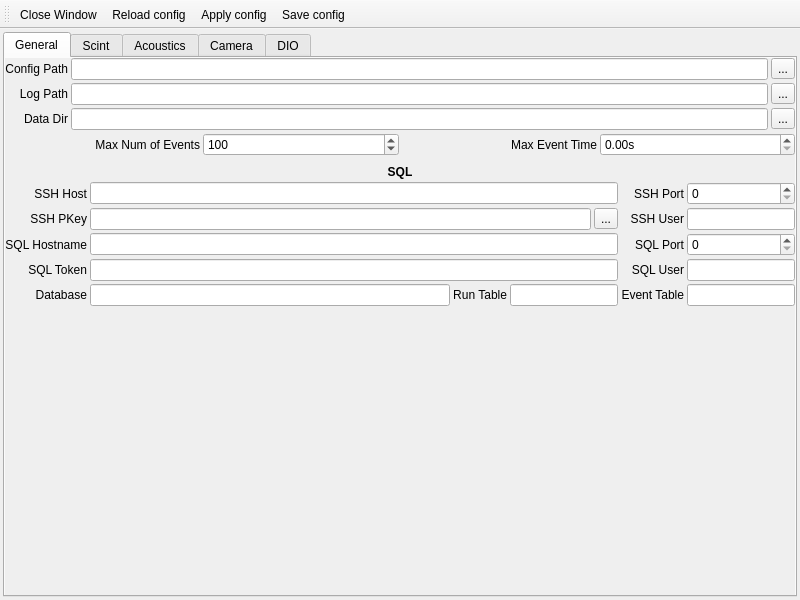
Above: ui/settingswindow.ui from SBC-Collaboration/SBC-RunControl before the change. Below: the same form after it.
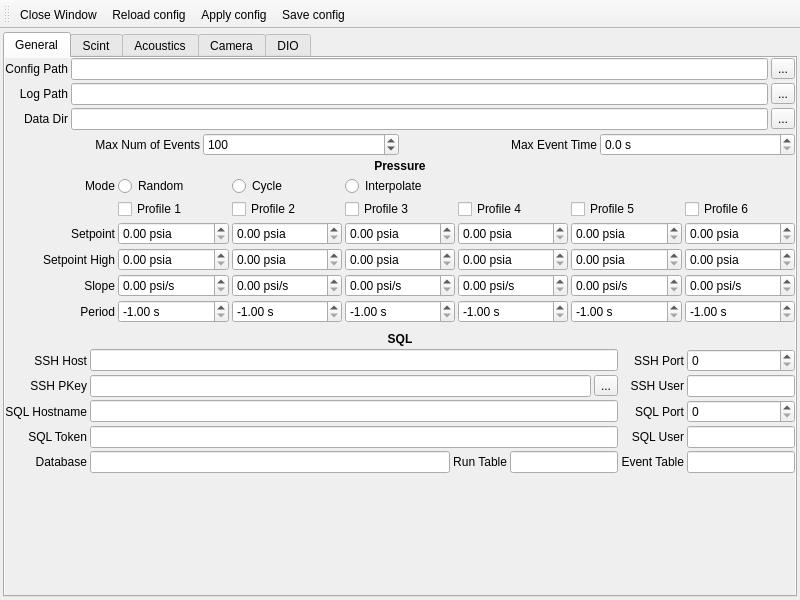
That is the form after the change. Icons and pictures are not drawn. Custom widgets are drawn as their Qt base class.

Commit message: Create symlink at the start of event. Also Move pressure settings to settings page

What changed in the file:
```diff
--- a/ui/settingswindow.ui
+++ b/ui/settingswindow.ui
@@ -233,6 +233,38 @@
               <property name="spacing">
                <number>3</number>
               </property>
+              <item row="0" column="3">
+               <widget class="NoWheelDoubleSpinBox" name="max_ev_time_box">
+                <property name="focusPolicy">
+                 <enum>Qt::StrongFocus</enum>
+                </property>
+                <property name="suffix">
+                 <string> s</string>
+                </property>
+                <property name="decimals">
+                 <number>1</number>
+                </property>
+                <property name="maximum">
+                 <double>100000.000000000000000</double>
+                </property>
+               </widget>
+              </item>
+              <item row="0" column="1">
+               <widget class="NoWheelSpinBox" name="max_num_ev_box">
+                <property name="focusPolicy">
+                 <enum>Qt::StrongFocus</enum>
+                </property>
+                <property name="minimum">
+                 <number>1</number>
+                </property>
+                <property name="maximum">
+                 <number>1000</number>
+                </property>
+                <property name="value">
+                 <number>100</number>
+                </property>
+               </widget>
+              </item>
               <item row="0" column="0">
                <widget class="QLabel" name="max_num_ev_label">
                 <property name="text">
@@ -259,32 +291,747 @@
                 </property>
                </widget>
               </item>
-              <item row="0" column="3">
-               <widget class="NoWheelDoubleSpinBox" name="max_ev_time_box">
+             </layout>
+            </item>
+            <item>
+             <layout class="QGridLayout" name="gridLayout_2">
+              <property name="leftMargin">
+               <number>0</number>
+              </property>
+              <property name="topMargin">
+               <number>0</number>
+              </property>
+              <property name="rightMargin">
+               <number>0</number>
+              </property>
+              <property name="bottomMargin">
+               <number>0</number>
+              </property>
+              <property name="spacing">
+               <number>3</number>
+              </property>
+              <item row="2" column="3">
+               <widget class="QCheckBox" name="pressure3_enable">
+                <property name="text">
+                 <string>Profile 3</string>
+                </property>
+               </widget>
+              </item>
+              <item row="4" column="0">
+               <widget class="QLabel" name="p_high_label">
+                <property name="toolTip">
+                 <string>If this number is the same or lower than setpoint, or if period is negative, it will be ignored.</string>
+                </property>
+                <property name="text">
+                 <string>Setpoint High</string>
+                </property>
+                <property name="alignment">
+                 <set>Qt::AlignRight|Qt::AlignTrailing|Qt::AlignVCenter</set>
+                </property>
+               </widget>
+              </item>
+              <item row="6" column="5">
+               <widget class="NoWheelDoubleSpinBox" name="pressure5_period">
                 <property name="focusPolicy">
                  <enum>Qt::StrongFocus</enum>
                 </property>
                 <property name="suffix">
-                 <string>s</string>
+                 <string> s</string>
                 </property>
+                <property name="decimals">
+                 <number>2</number>
+                </property>
+                <property name="minimum">
+                 <double>-1.000000000000000</double>
+                </property>
                 <property name="maximum">
-                 <double>100000.000000000000000</double>
+                 <double>1000.000000000000000</double>
                 </property>
+                <property name="singleStep">
+                 <double>0.100000000000000</double>
+                </property>
+                <property name="value">
+                 <double>-1.000000000000000</double>
+                </property>
                </widget>
               </item>
-              <item row="0" column="1">
-               <widget class="NoWheelSpinBox" name="max_num_ev_box">
+              <item row="3" column="1">
+               <widget class="NoWheelDoubleSpinBox" name="pressure1_set">
                 <property name="focusPolicy">
                  <enum>Qt::StrongFocus</enum>
                 </property>
+                <property name="suffix">
+                 <string> psia</string>
+                </property>
+                <property name="decimals">
+                 <number>2</number>
+                </property>
                 <property name="minimum">
-                 <number>1</number>
+                 <double>0.000000000000000</double>
                 </property>
                 <property name="maximum">
-                 <number>1000</number>
+                 <double>1000.000000000000000</double>
                 </property>
+                <property name="singleStep">
+                 <double>0.100000000000000</double>
+                </property>
+               </widget>
+              </item>
+              <item row="4" column="5">
+               <widget class="NoWheelDoubleSpinBox" name="pressure5_high">
+                <property name="focusPolicy">
+                 <enum>Qt::StrongFocus</enum>
+                </property>
+                <property name="suffix">
+                 <string> psia</string>
+                </property>
+                <property name="decimals">
+                 <number>2</number>
+                </property>
+                <property name="minimum">
+                 <double>0.000000000000000</double>
+                </property>
+                <property name="maximum">
+                 <double>1000.000000000000000</double>
+                </property>
+                <property name="singleStep">
+                 <double>0.100000000000000</double>
+                </property>
                 <property name="value">
-                 <number>100</number>
+                 <double>0.000000000000000</double>
+                </property>
+               </widget>
+              </item>
+              <item row="6" column="1">
+               <widget class="NoWheelDoubleSpinBox" name="pressure1_period">
+                <property name="focusPolicy">
+                 <enum>Qt::StrongFocus</enum>
+                </property>
+                <property name="suffix">
+                 <string> s</string>
+                </property>
+                <property name="decimals">
+                 <number>2</number>
+                </property>
+                <property name="minimum">
+                 <double>-1.000000000000000</double>
+                </property>
+                <property name="maximum">
+                 <double>1000.000000000000000</double>
+                </property>
+                <property name="singleStep">
+                 <double>0.100000000000000</double>
+                </property>
+                <property name="value">
+                 <double>-1.000000000000000</double>
+                </property>
+               </widget>
+              </item>
+              <item row="0" column="0" colspan="7">
+               <widget class="QLabel" name="sql_label_2">
+                <property name="font">
+                 <font>
+                  <bold>true</bold>
+                 </font>
+                </property>
+                <property name="text">
+                 <string>Pressure</string>
+                </property>
+                <property name="alignment">
+                 <set>Qt::AlignCenter</set>
+                </property>
+               </widget>
+              </item>
+              <item row="2" column="2">
+               <widget class="QCheckBox" name="pressure2_enable">
+                <property name="text">
+                 <string>Profile 2</string>
+                </property>
+               </widget>
+              </item>
+              <item row="2" column="5">
+               <widget class="QCheckBox" name="pressure5_enable">
+                <property name="text">
+                 <string>Profile 5</string>
+                </property>
+               </widget>
+              </item>
+              <item row="5" column="1">
+               <widget class="NoWheelDoubleSpinBox" name="pressure1_slope">
+                <property name="focusPolicy">
+                 <enum>Qt::StrongFocus</enum>
+                </property>
+                <property name="suffix">
+                 <string> psi/s</string>
+                </property>
+                <property name="decimals">
+                 <number>2</number>
+                </property>
+                <property name="minimum">
+                 <double>0.000000000000000</double>
+                </property>
+                <property name="maximum">
+                 <double>1000.000000000000000</double>
+                </property>
+                <property name="singleStep">
+                 <double>0.100000000000000</double>
+                </property>
+                <property name="value">
+                 <double>0.000000000000000</double>
+                </property>
+               </widget>
+              </item>
+              <item row="5" column="5">
+               <widget class="NoWheelDoubleSpinBox" name="pressure5_slope">
+                <property name="focusPolicy">
+                 <enum>Qt::StrongFocus</enum>
+                </property>
+                <property name="suffix">
+                 <string> psi/s</string>
+                </property>
+                <property name="decimals">
+                 <number>2</number>
+                </property>
+                <property name="minimum">
+                 <double>0.000000000000000</double>
+                </property>
+                <property name="maximum">
+                 <double>1000.000000000000000</double>
+                </property>
+                <property name="singleStep">
+                 <double>0.100000000000000</double>
+                </property>
+                <property name="value">
+                 <double>0.000000000000000</double>
+                </property>
+               </widget>
+              </item>
+              <item row="6" column="2">
+               <widget class="NoWheelDoubleSpinBox" name="pressure2_period">
+                <property name="focusPolicy">
+                 <enum>Qt::StrongFocus</enum>
+                </property>
+                <property name="suffix">
+                 <string> s</string>
+                </property>
+                <property name="decimals">
+                 <number>2</number>
+                </property>
+                <property name="minimum">
+                 <double>-1.000000000000000</double>
+                </property>
+                <property name="maximum">
+                 <double>1000.000000000000000</double>
+                </property>
+                <property name="singleStep">
+                 <double>0.100000000000000</double>
+                </property>
+                <property name="value">
+                 <double>-1.000000000000000</double>
+                </property>
+               </widget>
+              </item>
+              <item row="4" column="4">
+               <widget class="NoWheelDoubleSpinBox" name="pressure4_high">
+                <property name="focusPolicy">
+                 <enum>Qt::StrongFocus</enum>
+                </property>
+                <property name="suffix">
+                 <string> psia</string>
+                </property>
+                <property name="decimals">
+                 <number>2</number>
+                </property>
+                <property name="minimum">
+                 <double>0.000000000000000</double>
+                </property>
+                <property name="maximum">
+                 <double>1000.000000000000000</double>
+                </property>
+                <property name="singleStep">
+                 <double>0.100000000000000</double>
+                </property>
+                <property name="value">
+                 <double>0.000000000000000</double>
+                </property>
+               </widget>
+              </item>
+              <item row="5" column="3">
+               <widget class="NoWheelDoubleSpinBox" name="pressure3_slope">
+                <property name="focusPolicy">
+                 <enum>Qt::StrongFocus</enum>
+                </property>
+                <property name="suffix">
+                 <string> psi/s</string>
+                </property>
+                <property name="decimals">
+                 <number>2</number>
+                </property>
+                <property name="minimum">
+                 <double>0.000000000000000</double>
+                </property>
+                <property name="maximum">
+                 <double>1000.000000000000000</double>
+                </property>
+                <property name="singleStep">
+                 <double>0.100000000000000</double>
+                </property>
+                <property name="value">
+                 <double>0.000000000000000</double>
+                </property>
+               </widget>
+              </item>
+              <item row="3" column="6">
+               <widget class="NoWheelDoubleSpinBox" name="pressure6_set">
+                <property name="focusPolicy">
+                 <enum>Qt::StrongFocus</enum>
+                </property>
+                <property name="suffix">
+                 <string> psia</string>
+                </property>
+                <property name="decimals">
+                 <number>2</number>
+                </property>
+                <property name="minimum">
+                 <double>0.000000000000000</double>
+                </property>
+                <property name="maximum">
+                 <double>1000.000000000000000</double>
+                </property>
+                <property name="singleStep">
+                 <double>0.100000000000000</double>
+                </property>
+               </widget>
+              </item>
+              <item row="4" column="6">
+               <widget class="NoWheelDoubleSpinBox" name="pressure6_high">
+                <property name="focusPolicy">
+                 <enum>Qt::StrongFocus</enum>
+                </property>
+                <property name="suffix">
+                 <string> psia</string>
+                </property>
+                <property name="decimals">
+                 <number>2</number>
+                </property>
+                <property name="minimum">
+                 <double>0.000000000000000</double>
+                </property>
+                <property name="maximum">
+                 <double>1000.000000000000000</double>
+                </property>
+                <property name="singleStep">
+                 <double>0.100000000000000</double>
+                </property>
+                <property name="value">
+                 <double>0.000000000000000</double>
+                </property>
+               </widget>
+              </item>
+              <item row="5" column="4">
+               <widget class="NoWheelDoubleSpinBox" name="pressure4_slope">
+                <property name="focusPolicy">
+                 <enum>Qt::StrongFocus</enum>
+                </property>
+                <property name="suffix">
+                 <string> psi/s</string>
+                </property>
+                <property name="decimals">
+                 <number>2</number>
+                </property>
+                <property name="minimum">
+                 <double>0.000000000000000</double>
+                </property>
+                <property name="maximum">
+                 <double>1000.000000000000000</double>
+                </property>
+                <property name="singleStep">
+                 <double>0.100000000000000</double>
+                </property>
+                <property name="value">
+                 <double>0.000000000000000</double>
+                </property>
+               </widget>
+              </item>
+              <item row="6" column="6">
+               <widget class="NoWheelDoubleSpinBox" name="pressure6_period">
+                <property name="focusPolicy">
+                 <enum>Qt::StrongFocus</enum>
+                </property>
+                <property name="suffix">
+                 <string> s</string>
+                </property>
+                <property name="decimals">
+                 <number>2</number>
+                </property>
+                <property name="minimum">
+                 <double>-1.000000000000000</double>
+                </property>
+                <property name="maximum">
+                 <double>1000.000000000000000</double>
+                </property>
+                <property name="singleStep">
+                 <double>0.100000000000000</double>
+                </property>
+                <property name="value">
+                 <double>-1.000000000000000</double>
+                </property>
+               </widget>
+              </item>
+              <item row="5" column="6">
+               <widget class="NoWheelDoubleSpinBox" name="pressure6_slope_6">
+                <property name="focusPolicy">
+                 <enum>Qt::StrongFocus</enum>
+                </property>
+                <property name="suffix">
+                 <string> psi/s</string>
+                </property>
+                <property name="decimals">
+                 <number>2</number>
+                </property>
+                <property name="minimum">
+                 <double>0.000000000000000</double>
+                </property>
+                <property name="maximum">
+                 <double>1000.000000000000000</double>
+                </property>
+                <property name="singleStep">
+                 <double>0.100000000000000</double>
+                </property>
+                <property name="value">
+                 <double>0.000000000000000</double>
+                </property>
+               </widget>
+              </item>
+              <item row="2" column="1">
+               <widget class="QCheckBox" name="pressure1_enable">
+                <property name="text">
+                 <string>Profile 1</string>
+                </property>
+               </widget>
+              </item>
+              <item row="2" column="6">
+               <widget class="QCheckBox" name="pressure6_enable">
+                <property name="text">
+                 <string>Profile 6</string>
+                </property>
+               </widget>
+              </item>
+              <item row="5" column="2">
+               <widget class="NoWheelDoubleSpinBox" name="pressure2_slope">
+                <property name="focusPolicy">
+                 <enum>Qt::StrongFocus</enum>
+                </property>
+                <property name="suffix">
+                 <string> psi/s</string>
+                </property>
+                <property name="decimals">
+                 <number>2</number>
+                </property>
+                <property name="minimum">
+                 <double>0.000000000000000</double>
+                </property>
+                <property name="maximum">
+                 <double>1000.000000000000000</double>
+                </property>
+                <property name="singleStep">
+                 <double>0.100000000000000</double>
+                </property>
+                <property name="value">
+                 <double>0.000000000000000</double>
+                </property>
+               </widget>
+              </item>
+              <item row="3" column="5">
+               <widget class="NoWheelDoubleSpinBox" name="pressure5_set">
+                <property name="focusPolicy">
+                 <enum>Qt::StrongFocus</enum>
+                </property>
+                <property name="suffix">
+                 <string> psia</string>
+                </property>
+                <property name="decimals">
+                 <number>2</number>
+                </property>
+                <property name="minimum">
+                 <double>0.000000000000000</double>
+                </property>
+                <property name="maximum">
+                 <double>1000.000000000000000</double>
+                </property>
+                <property name="singleStep">
+                 <double>0.100000000000000</double>
+                </property>
+               </widget>
+              </item>
+              <item row="6" column="0">
+               <widget class="QLabel" name="p_period_label">
+                <property name="toolTip">
+                 <string>Period of oscillation between P_high and P_low. Negative number means disabled.</string>
+                </property>
+                <property name="text">
+                 <string>Period</string>
+                </property>
+                <property name="alignment">
+                 <set>Qt::AlignRight|Qt::AlignTrailing|Qt::AlignVCenter</set>
+                </property>
+               </widget>
+              </item>
+              <item row="3" column="4">
+               <widget class="NoWheelDoubleSpinBox" name="pressure4_set">
+                <property name="focusPolicy">
+                 <enum>Qt::StrongFocus</enum>
+                </property>
+                <property name="suffix">
+                 <string> psia</string>
+                </property>
+                <property name="decimals">
+                 <number>2</number>
+                </property>
+                <property name="minimum">
+                 <double>0.000000000000000</double>
+                </property>
+                <property name="maximum">
+                 <double>1000.000000000000000</double>
+                </property>
+                <property name="singleStep">
+                 <double>0.100000000000000</double>
+                </property>
+               </widget>
+              </item>
+              <item row="3" column="2">
+               <widget class="NoWheelDoubleSpinBox" name="pressure2_set">
+                <property name="focusPolicy">
+                 <enum>Qt::StrongFocus</enum>
+                </property>
+                <property name="suffix">
+                 <string> psia</string>
+                </property>
+                <property name="decimals">
+                 <number>2</number>
+                </property>
+                <property name="minimum">
+                 <double>0.000000000000000</double>
+                </property>
+                <property name="maximum">
+                 <double>1000.000000000000000</double>
+                </property>
+                <property name="singleStep">
+                 <double>0.100000000000000</double>
+                </property>
+               </widget>
+              </item>
+              <item row="4" column="2">
+               <widget class="NoWheelDoubleSpinBox" name="pressure2_high">
+                <property name="focusPolicy">
+                 <enum>Qt::StrongFocus</enum>
+                </property>
+                <property name="suffix">
+                 <string> psia</string>
+                </property>
+                <property name="decimals">
+                 <number>2</number>
+                </property>
+                <property name="minimum">
+                 <double>0.000000000000000</double>
+                </property>
+                <property name="maximum">
+                 <double>1000.000000000000000</double>
+                </property>
+                <property name="singleStep">
+                 <double>0.100000000000000</double>
+                </property>
+                <property name="value">
+                 <double>0.000000000000000</double>
+                </property>
+               </widget>
+              </item>
+              <item row="6" column="3">
+               <widget class="NoWheelDoubleSpinBox" name="pressure3_period">
+                <property name="focusPolicy">
+                 <enum>Qt::StrongFocus</enum>
+                </property>
+                <property name="suffix">
+                 <string> s</string>
+                </property>
+                <property name="decimals">
+                 <number>2</number>
+                </property>
+                <property name="minimum">
+                 <double>-1.000000000000000</double>
+                </property>
+                <property name="maximum">
+                 <double>1000.000000000000000</double>
+                </property>
+                <property name="singleStep">
+                 <double>0.100000000000000</double>
+                </property>
+                <property name="value">
+                 <double>-1.000000000000000</double>
+                </property>
+               </widget>
+              </item>
+              <item row="2" column="4">
+               <widget class="QCheckBox" name="pressure4_enable">
+                <property name="text">
+                 <string>Profile 4</string>
+                </property>
+               </widget>
+              </item>
+              <item row="3" column="0">
+               <widget class="QLabel" name="p_setpoint_label">
+                <property name="text">
+                 <string>Setpoint</string>
+                </property>
+                <property name="alignment">
+                 <set>Qt::AlignRight|Qt::AlignTrailing|Qt::AlignVCenter</set>
+                </property>
+               </widget>
+              </item>
+              <item row="6" column="4">
+               <widget class="NoWheelDoubleSpinBox" name="pressure4_period">
+                <property name="focusPolicy">
+                 <enum>Qt::StrongFocus</enum>
+                </property>
+                <property name="suffix">
+                 <string> s</string>
+                </property>
+                <property name="decimals">
+                 <number>2</number>
+                </property>
+                <property name="minimum">
+                 <double>-1.000000000000000</double>
+                </property>
+                <property name="maximum">
+                 <double>1000.000000000000000</double>
+                </property>
+                <property name="singleStep">
+                 <double>0.100000000000000</double>
+                </property>
+                <property name="value">
+                 <double>-1.000000000000000</double>
+                </property>
+               </widget>
+              </item>
+              <item row="4" column="1">
+               <widget class="NoWheelDoubleSpinBox" name="pressure1_high">
+                <property name="focusPolicy">
+                 <enum>Qt::StrongFocus</enum>
+                </property>
+                <property name="suffix">
+                 <string> psia</string>
+                </property>
+                <property name="decimals">
+                 <number>2</number>
+                </property>
+                <property name="minimum">
+                 <double>0.000000000000000</double>
+                </property>
+                <property name="maximum">
+                 <double>1000.000000000000000</double>
+                </property>
+                <property name="singleStep">
+                 <double>0.100000000000000</double>
+                </property>
+                <property name="value">
+                 <double>0.000000000000000</double>
+                </property>
+               </widget>
+              </item>
+              <item row="5" column="0">
+               <widget class="QLabel" name="p_slope_label">
+                <property name="text">
+                 <string>Slope</string>
+                </property>
+                <property name="alignment">
+                 <set>Qt::AlignRight|Qt::AlignTrailing|Qt::AlignVCenter</set>
+                </property>
+               </widget>
+              </item>
+              <item row="3" column="3">
+               <widget class="NoWheelDoubleSpinBox" name="pressure3_set">
+                <property name="focusPolicy">
+                 <enum>Qt::StrongFocus</enum>
+                </property>
+                <property name="suffix">
+                 <string> psia</string>
+                </property>
+                <property name="decimals">
+                 <number>2</number>
+                </property>
+                <property name="minimum">
+                 <double>0.000000000000000</double>
+                </property>
+                <property name="maximum">
+                 <double>1000.000000000000000</double>
+                </property>
+                <property name="singleStep">
+                 <double>0.100000000000000</double>
+                </property>
+               </widget>
+              </item>
+              <item row="4" column="3">
+               <widget class="NoWheelDoubleSpinBox" name="pressure3_high">
+                <property name="focusPolicy">
+                 <enum>Qt::StrongFocus</enum>
+                </property>
+                <property name="suffix">
+                 <string> psia</string>
+                </property>
+                <property name="decimals">
+                 <number>2</number>
+                </property>
+                <property name="minimum">
+                 <double>0.000000000000000</double>
+                </property>
+                <property name="maximum">
+                 <double>1000.000000000000000</double>
+                </property>
+                <property name="singleStep">
+                 <double>0.100000000000000</double>
+                </property>
+                <property name="value">
+                 <double>0.000000000000000</double>
+                </property>
+               </widget>
+              </item>
+              <item row="1" column="0">
+               <widget class="QLabel" name="p_mode_label">
+                <property name="text">
+                 <string>Mode</string>
+                </property>
+                <property name="alignment">
+                 <set>Qt::AlignRight|Qt::AlignTrailing|Qt::AlignVCenter</set>
+                </property>
+               </widget>
+              </item>
+              <item row="1" column="1">
+               <widget class="QRadioButton" name="p_random_but">
+                <property name="text">
+                 <string>Random</string>
+                </property>
+                <property name="checked">
+                 <bool>false</bool>
+                </property>
+                <property name="autoExclusive">
+                 <bool>true</bool>
+                </property>
+               </widget>
+              </item>
+              <item row="1" column="2">
+               <widget class="QRadioButton" name="p_cycle_but">
+                <property name="text">
+                 <string>Cycle</string>
+                </property>
+                <property name="autoExclusive">
+                 <bool>true</bool>
+                </property>
+               </widget>
+              </item>
+              <item row="1" column="3">
+               <widget class="QRadioButton" name="p_interpolate_but">
+                <property name="text">
+                 <string>Interpolate</string>
                 </property>
                </widget>
               </item>
```
Left out of the diff: 284 changed lines with no effect on the pictures. The commit also changes 2 other files.
